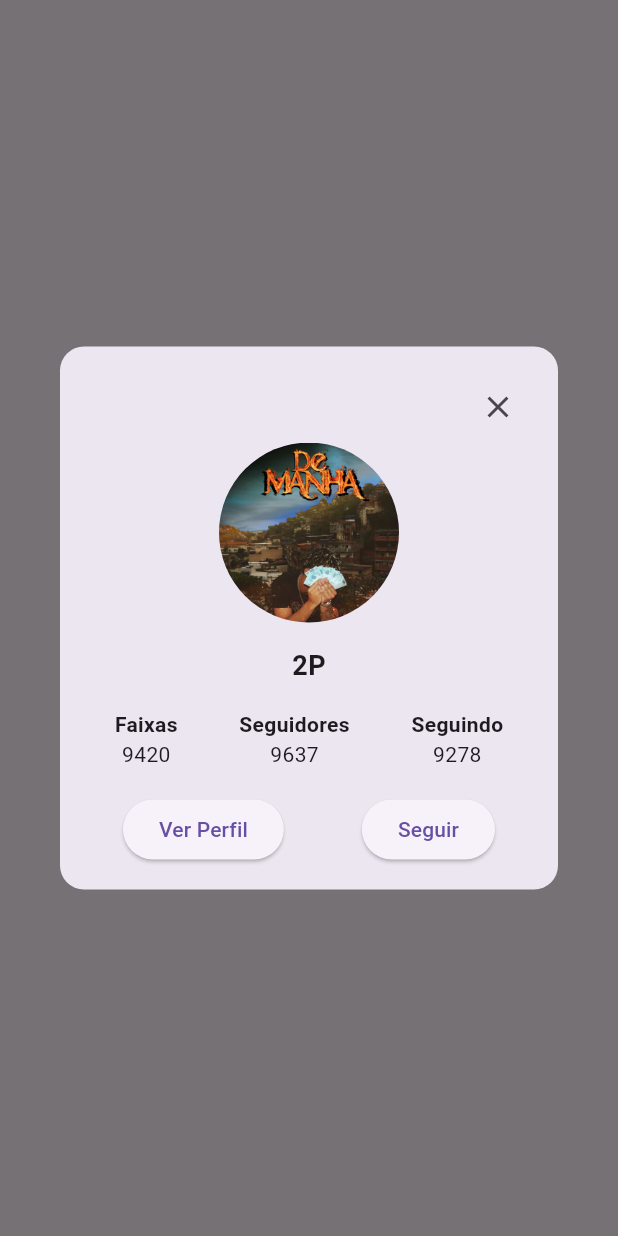
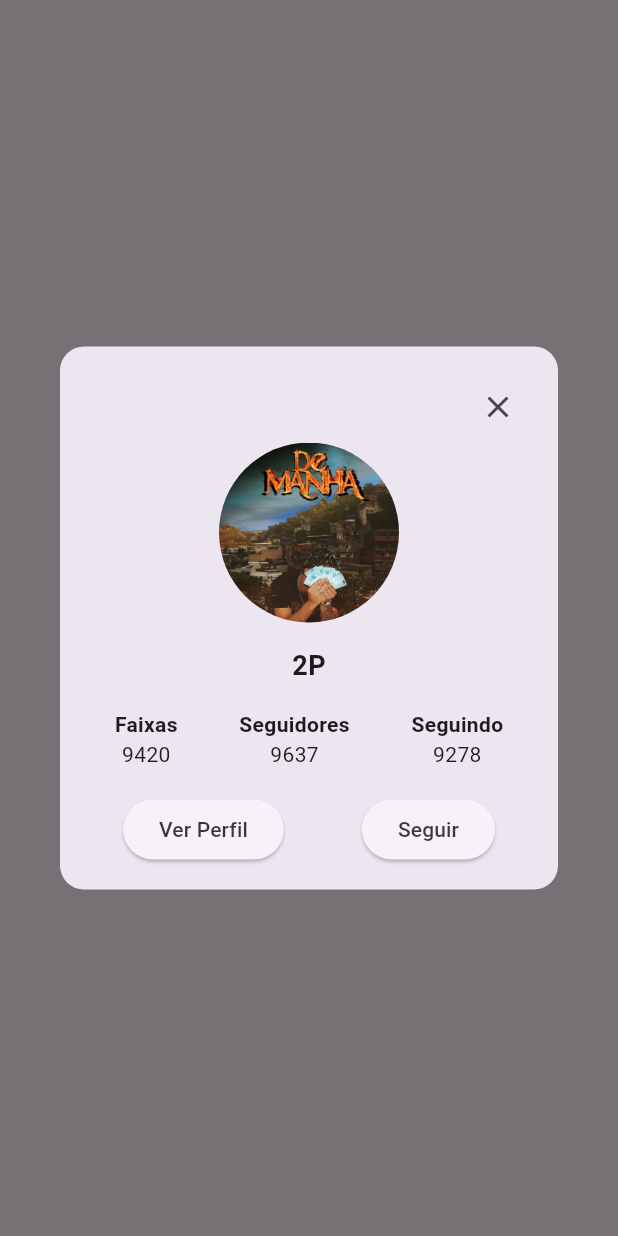
Before and after one commit to LucianoFraga27/st-mic-one-two, a Flutter app: what dialogPerfilFamoso() shows on an empty page, opened directly, on a phone screen of 412 x 824 dp. Run offline on Flutter 3.47's test engine with Material 3 defaults, Android fonts, the phone set to English and light mode, and no system bars.

Commit message:
Acertando algumas cores

```diff
--- a/lib/main.dart
+++ b/lib/main.dart
@@ -13,9 +13,7 @@ class MyApp extends StatelessWidget {
   Widget build(BuildContext context) {
     return MaterialApp(
       title: 'Mic Check One Two',
-      theme: ThemeData(
-        useMaterial3: true,
-      ),
+      theme: ThemeData(useMaterial3: true),
       debugShowCheckedModeBanner: false,
       home: const ModalPage(),
       routes: {'/home': (_) => const ModalPage()},
--- a/lib/view/widgets/dialog_perfil_famoso.dart
+++ b/lib/view/widgets/dialog_perfil_famoso.dart
@@ -100,13 +100,19 @@ dialogPerfilFamoso(
                     onPressed: () {
                       // Lógica para "Ver Perfil"
                     },
-                    child: Text('Ver Perfil'),
+                    child: Text(
+                      'Ver Perfil',
+                      style: TextStyle(color: Color.fromARGB(197, 0, 0, 0)),
+                    ),
                   ),
                   ElevatedButton(
                     onPressed: () {
                       // Lógica para "Seguir"
                     },
-                    child: Text('Seguir'),
+                    child: Text(
+                      'Seguir',
+                      style: TextStyle(color: Color.fromARGB(197, 0, 0, 0)),
+                    ),
                   ),
                 ],
               ),
--- a/lib/view/widgets/dialog_perfil_meu.dart
+++ b/lib/view/widgets/dialog_perfil_meu.dart
@@ -100,7 +100,10 @@ dialogPerfilMeu(
                     onPressed: () {
                       // Lógica para "Ver Perfil"
                     },
-                    child: Text('Ver Perfil'),
+                    child: Text(
+                      'Ver Perfil',
+                      style: TextStyle(color: Color.fromARGB(197, 0, 0, 0)),
+                    ),
                   ),
                 ],
               ),
```
